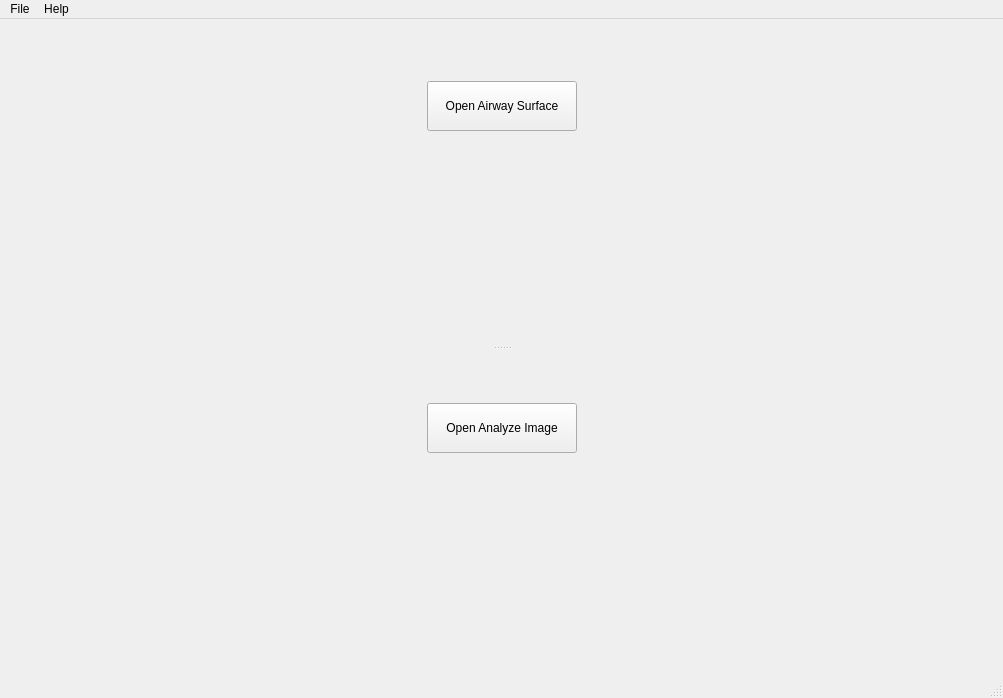
Before: the Qt Designer form Apps/Navigator/mainwindow.ui in machuuu/QtWorkspace, drawn with Qt 5.
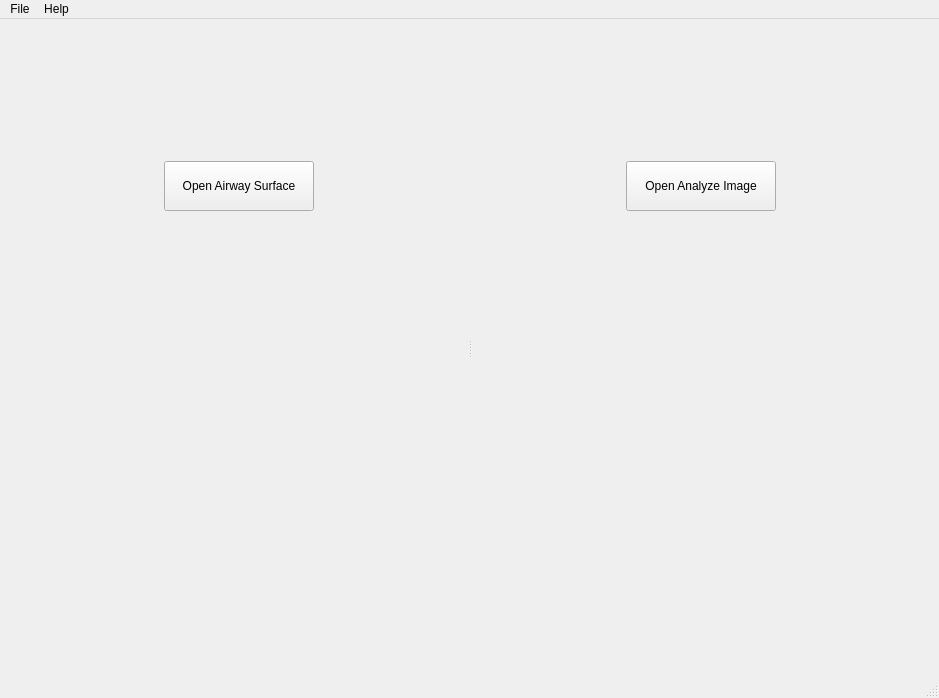
After: the same form once the commit is applied.

Commit message: Update the Layout to be Side by Side

```diff
--- a/Apps/Navigator/mainwindow.ui
+++ b/Apps/Navigator/mainwindow.ui
@@ -6,7 +6,7 @@
    <rect>
     <x>0</x>
     <y>0</y>
-    <width>1003</width>
+    <width>939</width>
     <height>698</height>
    </rect>
   </property>
@@ -30,7 +30,7 @@
        <cursorShape>ArrowCursor</cursorShape>
       </property>
       <property name="orientation">
-       <enum>Qt::Vertical</enum>
+       <enum>Qt::Horizontal</enum>
       </property>
       <widget class="QWidget" name="verticalLayoutWidget">
        <layout class="QVBoxLayout" name="airwaySurfaceLayout">
@@ -189,7 +189,7 @@
     <rect>
      <x>0</x>
      <y>0</y>
-     <width>1003</width>
+     <width>939</width>
      <height>22</height>
     </rect>
    </property>
```
The commit also changes 1 other file.
